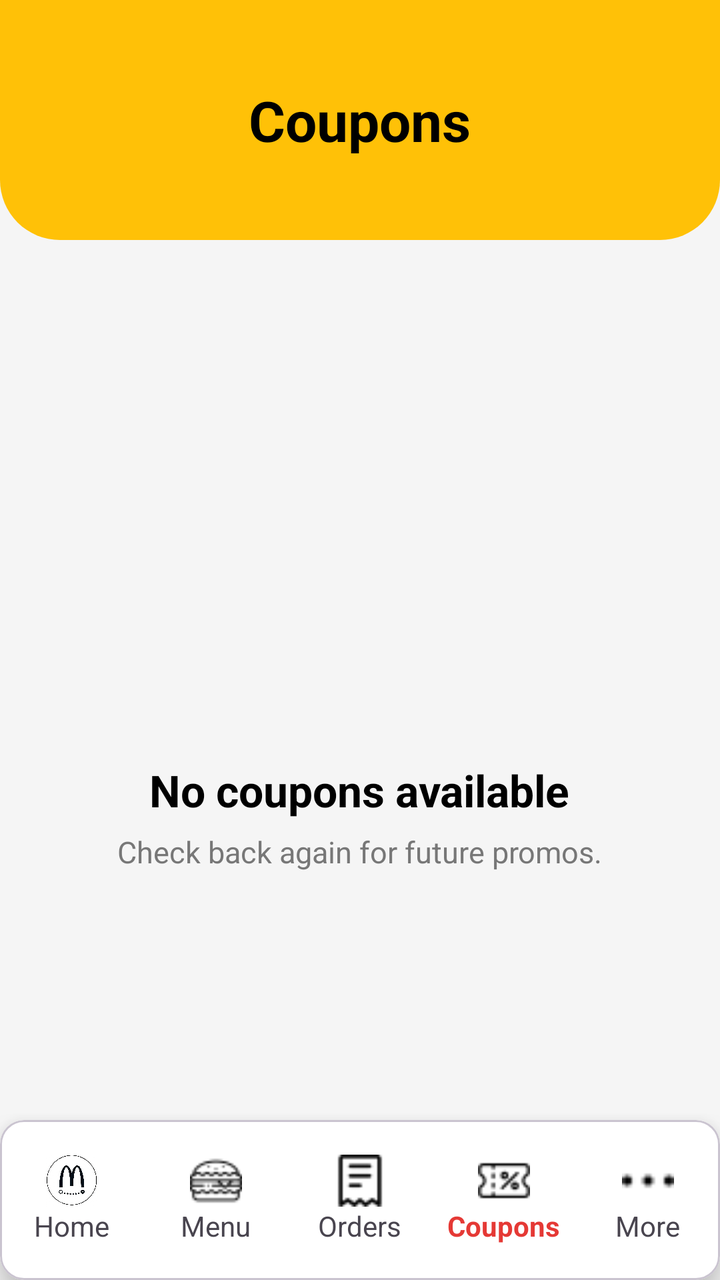
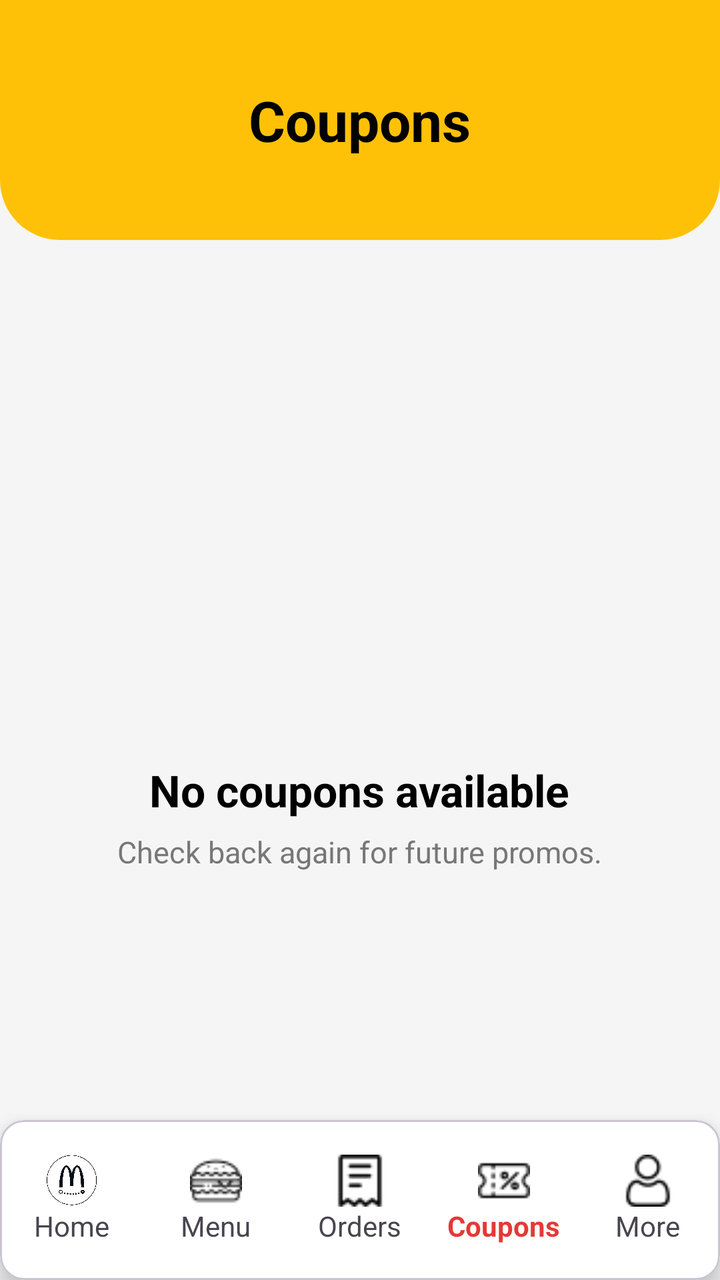

Two renders of the same Android screen: before a commit and after it. Below are the layout's source before the change and the commit's diff.
<!-- AndroidManifest.xml: application theme Theme.McDeliveryApp -->
<!-- res/layout/activity_coupons.xml -->
<?xml version="1.0" encoding="utf-8"?>
<androidx.constraintlayout.widget.ConstraintLayout
    xmlns:android="http://schemas.android.com/apk/res/android"
    xmlns:app="http://schemas.android.com/apk/res-auto"
    android:layout_width="match_parent"
    android:layout_height="match_parent"
    android:background="#F5F5F5">

    
    <LinearLayout
        android:id="@+id/header"
        android:layout_width="match_parent"
        android:layout_height="120dp"
        android:background="@drawable/header_background"
        android:gravity="center"
        android:orientation="vertical"
        app:layout_constraintTop_toTopOf="parent">

        <TextView
            android:layout_width="wrap_content"
            android:layout_height="wrap_content"
            android:text="Coupons"
            android:textStyle="bold"
            android:textSize="28sp"
            android:textColor="#000"/>
    </LinearLayout>

    
    <LinearLayout
        android:id="@+id/emptyCouponLayout"
        android:layout_width="wrap_content"
        android:layout_height="wrap_content"
        android:gravity="center"
        android:orientation="vertical"
        app:layout_constraintTop_toBottomOf="@id/header"
        app:layout_constraintBottom_toTopOf="@id/bottomNavigation"
        app:layout_constraintStart_toStartOf="parent"
        app:layout_constraintEnd_toEndOf="parent">

        <ImageView
            android:layout_width="120dp"
            android:layout_height="120dp"/>

        <TextView
            android:layout_width="wrap_content"
            android:layout_height="wrap_content"
            android:text="No coupons available"
            android:textStyle="bold"
            android:textSize="22sp"
            android:textColor="#000"
            android:layout_marginTop="16dp"/>

        <TextView
            android:layout_width="wrap_content"
            android:layout_height="wrap_content"
            android:text="Check back again for future promos."
            android:textSize="15sp"
            android:textColor="#777"
            android:layout_marginTop="6dp"/>
    </LinearLayout>

    
    <com.google.android.material.card.MaterialCardView
        android:id="@+id/bottomNavigation"
        android:layout_width="match_parent"
        android:layout_height="80dp"
        app:cardBackgroundColor="#FFFFFF"
        app:cardElevation="10dp"
        app:layout_constraintBottom_toBottomOf="parent">

        <LinearLayout
            android:layout_width="match_parent"
            android:layout_height="match_parent"
            android:orientation="horizontal"
            android:gravity="center">

            <LinearLayout
                android:id="@+id/navHome"
                android:layout_width="0dp"
                android:layout_height="wrap_content"
                android:layout_weight="1"
                android:gravity="center"
                android:orientation="vertical">

                <ImageView
                    android:layout_width="26dp"
                    android:layout_height="26dp"
                    android:src="@drawable/offmclogo"/>

                <TextView
                    android:layout_width="wrap_content"
                    android:layout_height="wrap_content"
                    android:text="Home"/>
            </LinearLayout>

            <LinearLayout
                android:id="@+id/navMenu"
                android:layout_width="0dp"
                android:layout_height="wrap_content"
                android:layout_weight="1"
                android:gravity="center"
                android:orientation="vertical">

                <ImageView
                    android:layout_width="26dp"
                    android:layout_height="26dp"
                    android:src="@drawable/burger"/>

                <TextView
                    android:layout_width="wrap_content"
                    android:layout_height="wrap_content"
                    android:text="Menu"/>
            </LinearLayout>

            <LinearLayout
                android:id="@+id/navOrders"
                android:layout_width="0dp"
                android:layout_height="wrap_content"
                android:layout_weight="1"
                android:gravity="center"
                android:orientation="vertical">

                <ImageView
                    android:layout_width="26dp"
                    android:layout_height="26dp"
                    android:src="@drawable/order"/>

                <TextView
                    android:layout_width="wrap_content"
                    android:layout_height="wrap_content"
                    android:text="Orders"/>
            </LinearLayout>

            
            <LinearLayout
                android:id="@+id/navCoupons"
                android:layout_width="0dp"
                android:layout_height="wrap_content"
                android:layout_weight="1"
                android:gravity="center"
                android:orientation="vertical">

                <ImageView
                    android:layout_width="26dp"
                    android:layout_height="26dp"
                    android:src="@drawable/coupon"/>

                <TextView
                    android:layout_width="wrap_content"
                    android:layout_height="wrap_content"
                    android:text="Coupons"
                    android:textColor="#E53935"
                    android:textStyle="bold"/>
            </LinearLayout>

            <LinearLayout
                android:id="@+id/navMore"
                android:layout_width="0dp"
                android:layout_height="wrap_content"
                android:layout_weight="1"
                android:gravity="center"
                android:orientation="vertical">

                <ImageView
                    android:layout_width="26dp"
                    android:layout_height="26dp"
                    android:src="@drawable/more"/>

                <TextView
                    android:layout_width="wrap_content"
                    android:layout_height="wrap_content"
                    android:text="More"/>
            </LinearLayout>

        </LinearLayout>

    </com.google.android.material.card.MaterialCardView>

</androidx.constraintlayout.widget.ConstraintLayout>
<!-- resources referenced by this layout -->
<resources>
  <!-- drawable burger: png bitmap (drawable, 664 bytes) -->
  <!-- drawable coupon: png bitmap (drawable, 540 bytes) -->
  <!-- drawable header_background (drawable) -->
  <?xml version="1.0" encoding="utf-8"?>
  <shape xmlns:android="http://schemas.android.com/apk/res/android">
      <solid android:color="#FFC107" />
  
      <corners
          android:bottomLeftRadius="30dp"
          android:bottomRightRadius="30dp" />
  </shape>
  <!-- drawable more: png bitmap (drawable, 219 bytes) -->
  <!-- drawable offmclogo: png bitmap (drawable, 654677 bytes) -->
  <!-- drawable order: png bitmap (drawable, 461 bytes) -->
  <style name="Theme.McDeliveryApp" parent="Base.Theme.McDeliveryApp" />
  <style name="Base.Theme.McDeliveryApp" parent="Theme.Material3.DayNight.NoActionBar">
          
          
      </style>
</resources>

<!-- the commit's change to res/layout/activity_coupons.xml (unified diff, before → after) -->
@@ -164,7 +164,7 @@
                 <ImageView
                     android:layout_width="26dp"
                     android:layout_height="26dp"
-                    android:src="@drawable/more"/>
+                    android:src="@drawable/user"/>
 
                 <TextView
                     android:layout_width="wrap_content"
<!-- resource entries referenced after the edit -->
@@ -11,9 +11,9 @@
           android:bottomLeftRadius="30dp"
           android:bottomRightRadius="30dp" />
   </shape>
-  <!-- drawable more: png bitmap (drawable, 219 bytes) -->
   <!-- drawable offmclogo: png bitmap (drawable, 654677 bytes) -->
   <!-- drawable order: png bitmap (drawable, 461 bytes) -->
+  <!-- drawable user: png bitmap (drawable, 642 bytes) -->
   <style name="Theme.McDeliveryApp" parent="Base.Theme.McDeliveryApp" />
   <style name="Base.Theme.McDeliveryApp" parent="Theme.Material3.DayNight.NoActionBar">
           
